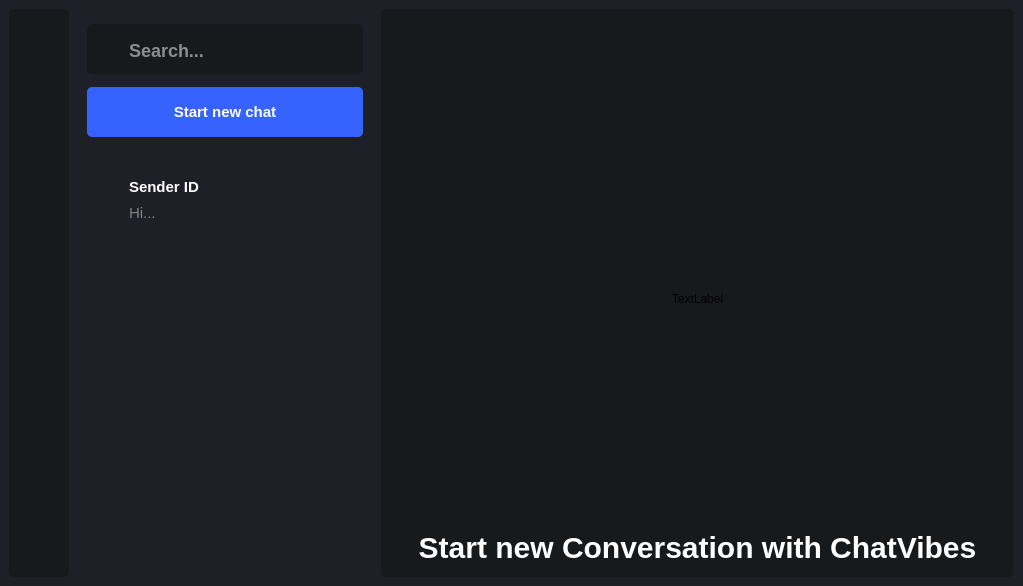
This is mainwindow.ui in MarkoSami/ChatVibes as Qt 5 draws it before an edit. The edited form follows.
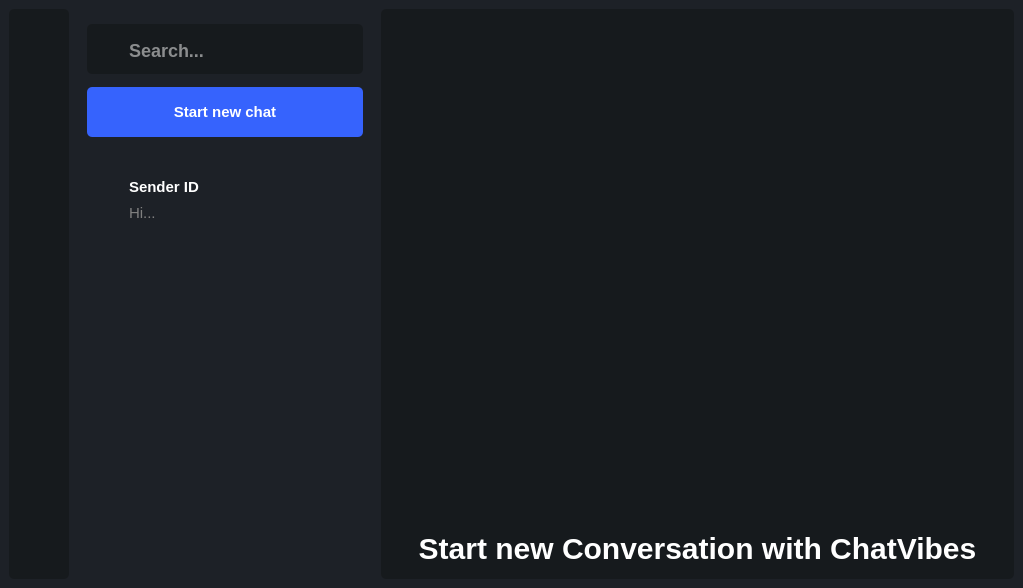
This is the edited form. Icons and pictures are not drawn.

Diff of the .ui file:
```diff
--- a/mainwindow.ui
+++ b/mainwindow.ui
@@ -7,7 +7,7 @@
     <x>0</x>
     <y>0</y>
     <width>1023</width>
-    <height>541</height>
+    <height>588</height>
    </rect>
   </property>
   <property name="windowTitle">
@@ -192,7 +192,7 @@
               <x>0</x>
               <y>0</y>
               <width>282</width>
-              <height>363</height>
+              <height>410</height>
              </rect>
             </property>
             <property name="sizePolicy">
@@ -358,7 +358,7 @@
 }</string>
              </property>
              <property name="text">
-              <string>TextLabel</string>
+              <string/>
              </property>
              <property name="alignment">
               <set>Qt::AlignCenter</set>
```
Left out of the diff: 8 changed lines with no effect on the pictures.
